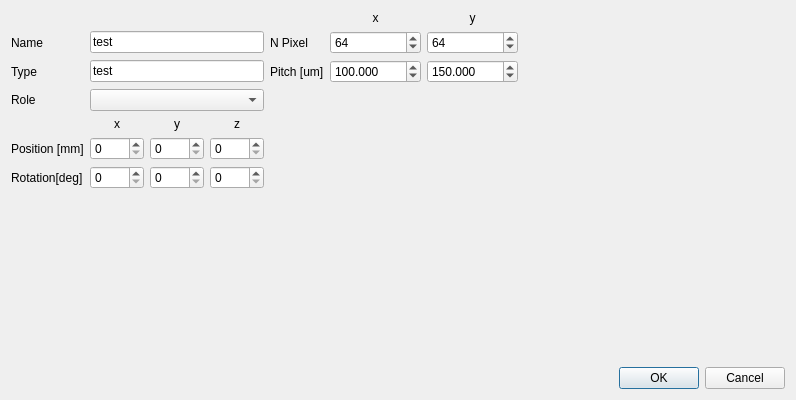
The window that ui/geometrybuilder.ui (bpilsl/Corry-GUI) describes before a commit, drawn with Qt 5.
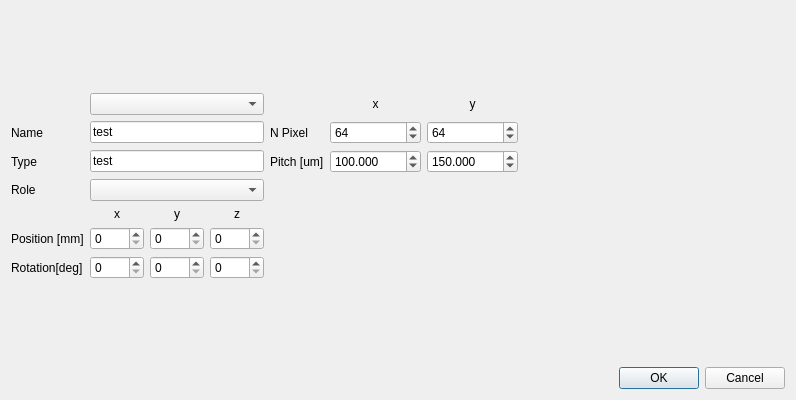
The same window after the commit.

What changed in the file:
```diff
--- a/ui/geometrybuilder.ui
+++ b/ui/geometrybuilder.ui
@@ -14,85 +14,21 @@
    <string>Dialog</string>
   </property>
   <layout class="QGridLayout" name="gridLayout_2">
-   <item row="5" column="0">
-    <widget class="QLabel" name="label_3">
-     <property name="text">
-      <string>Position [mm]</string>
-     </property>
-    </widget>
-   </item>
-   <item row="1" column="8">
-    <layout class="QGridLayout" name="gridLayout"/>
-   </item>
-   <item row="0" column="5">
-    <widget class="QLabel" name="label_11">
-     <property name="text">
-      <string>x</string>
-     </property>
-     <property name="alignment">
-      <set>Qt::AlignCenter</set>
-     </property>
-    </widget>
-   </item>
-   <item row="2" column="4">
-    <widget class="QLabel" name="label_10">
-     <property name="text">
-      <string>Pitch [um]</string>
-     </property>
-    </widget>
-   </item>
-   <item row="6" column="2">
+   <item row="7" column="2">
     <widget class="QSpinBox" name="sbRotY">
      <property name="maximum">
       <number>360</number>
      </property>
     </widget>
    </item>
-   <item row="1" column="0">
-    <widget class="QLabel" name="label_2">
-     <property name="text">
-      <string>Name</string>
-     </property>
-    </widget>
-   </item>
-   <item row="5" column="2">
+   <item row="6" column="2">
     <widget class="QSpinBox" name="sbPosY">
      <property name="maximum">
       <number>1000</number>
      </property>
     </widget>
    </item>
-   <item row="4" column="1">
-    <widget class="QLabel" name="label_7">
-     <property name="text">
-      <string>x</string>
-     </property>
-     <property name="alignment">
-      <set>Qt::AlignCenter</set>
-     </property>
-    </widget>
-   </item>
-   <item row="4" column="3">
-    <widget class="QLabel" name="label_5">
-     <property name="text">
-      <string>z</string>
-     </property>
-     <property name="alignment">
-      <set>Qt::AlignCenter</set>
-     </property>
-    </widget>
-   </item>
-   <item row="1" column="4">
-    <widget class="QLabel" name="label_9">
-     <property name="text">
-      <string>N Pixel</string>
-     </property>
-    </widget>
-   </item>
-   <item row="3" column="1" colspan="3">
-    <widget class="QComboBox" name="cbRole"/>
-   </item>
-   <item row="8" column="7">
+   <item row="9" column="7">
     <widget class="QDialogButtonBox" name="buttonBox">
      <property name="orientation">
       <enum>Qt::Horizontal</enum>
@@ -102,123 +38,68 @@
      </property>
     </widget>
    </item>
-   <item row="1" column="1" colspan="3">
-    <widget class="QLineEdit" name="leName">
-     <property name="text">
-      <string>test</string>
+   <item row="2" column="5">
+    <widget class="QSpinBox" name="sbPixX">
+     <property name="maximum">
+      <number>100000</number>
      </property>
+     <property name="value">
+      <number>64</number>
+     </property>
     </widget>
    </item>
-   <item row="6" column="1">
-    <widget class="QSpinBox" name="sbRotX">
+   <item row="4" column="1" colspan="3">
+    <widget class="QComboBox" name="cbRole"/>
+   </item>
+   <item row="2" column="6">
+    <widget class="QSpinBox" name="sbPixY">
      <property name="maximum">
-      <number>360</number>
+      <number>100000</number>
      </property>
-    </widget>
-   </item>
-   <item row="6" column="0">
-    <widget class="QLabel" name="label_4">
-     <property name="text">
-      <string>Rotation[deg]</string>
+     <property name="value">
+      <number>64</number>
      </property>
     </widget>
    </item>
    <item row="3" column="0">
-    <widget class="QLabel" name="label_8">
-     <property name="text">
-      <string>Role</string>
-     </property>
-    </widget>
-   </item>
-   <item row="2" column="0">
     <widget class="QLabel" name="label">
      <property name="text">
       <string>Type</string>
      </property>
     </widget>
    </item>
-   <item row="7" column="1">
-    <spacer name="verticalSpacer">
-     <property name="orientation">
-      <enum>Qt::Vertical</enum>
-     </property>
-     <property name="sizeHint" stdset="0">
-      <size>
-       <width>20</width>
-       <height>40</height>
-      </size>
-     </property>
-    </spacer>
-   </item>
-   <item row="2" column="1" colspan="3">
-    <widget class="QLineEdit" name="leType">
-     <property name="text">
-      <string>test</string>
-     </property>
-    </widget>
-   </item>
-   <item row="4" column="2">
-    <widget class="QLabel" name="label_6">
-     <property name="text">
-      <string>y</string>
-     </property>
-     <property name="alignment">
-      <set>Qt::AlignCenter</set>
-     </property>
-    </widget>
-   </item>
-   <item row="5" column="1">
+   <item row="6" column="1">
     <widget class="QSpinBox" name="sbPosX">
      <property name="maximum">
       <number>1000</number>
      </property>
     </widget>
    </item>
-   <item row="5" column="3">
-    <widget class="QSpinBox" name="sbPosZ">
-     <property name="maximum">
-      <number>1000</number>
+   <item row="6" column="0">
+    <widget class="QLabel" name="label_3">
+     <property name="text">
+      <string>Position [mm]</string>
      </property>
     </widget>
    </item>
-   <item row="6" column="3">
+   <item row="2" column="8">
+    <layout class="QGridLayout" name="gridLayout"/>
+   </item>
+   <item row="2" column="4">
+    <widget class="QLabel" name="label_9">
+     <property name="text">
+      <string>N Pixel</string>
+     </property>
+    </widget>
+   </item>
+   <item row="7" column="3">
     <widget class="QSpinBox" name="sbRotZ">
      <property name="maximum">
       <number>360</number>
      </property>
     </widget>
    </item>
-   <item row="1" column="5">
-    <widget class="QSpinBox" name="sbPixX">
-     <property name="maximum">
-      <number>100000</number>
-     </property>
-     <property name="value">
-      <number>64</number>
-     </property>
-    </widget>
-   </item>
-   <item row="0" column="6">
-    <widget class="QLabel" name="label_12">
-     <property name="text">
-      <string>y</string>
-     </property>
-     <property name="alignment">
-      <set>Qt::AlignCenter</set>
-     </property>
-    </widget>
-   </item>
-   <item row="1" column="6">
-    <widget class="QSpinBox" name="sbPixY">
-     <property name="maximum">
-      <number>100000</number>
-     </property>
-     <property name="value">
-      <number>64</number>
-     </property>
-    </widget>
-   </item>
-   <item row="2" column="5">
+   <item row="3" column="5">
     <widget class="QDoubleSpinBox" name="sbPitchX">
      <property name="decimals">
       <number>3</number>
@@ -231,7 +112,85 @@
      </property>
     </widget>
    </item>
-   <item row="2" column="6">
+   <item row="4" column="0">
+    <widget class="QLabel" name="label_8">
+     <property name="text">
+      <string>Role</string>
+     </property>
+    </widget>
+   </item>
+   <item row="5" column="1">
+    <widget class="QLabel" name="label_7">
+     <property name="text">
+      <string>x</string>
+     </property>
+     <property name="alignment">
+      <set>Qt::AlignCenter</set>
+     </property>
+    </widget>
+   </item>
+   <item row="7" column="0">
+    <widget class="QLabel" name="label_4">
+     <property name="text">
+      <string>Rotation[deg]</string>
+     </property>
+    </widget>
+   </item>
+   <item row="5" column="3">
+    <widget class="QLabel" name="label_5">
+     <property name="text">
+      <string>z</string>
+     </property>
+     <property name="alignment">
+      <set>Qt::AlignCenter</set>
+     </property>
+    </widget>
+   </item>
+   <item row="5" column="2">
+    <widget class="QLabel" name="label_6">
+     <property name="text">
+      <string>y</string>
+     </property>
+     <property name="alignment">
+      <set>Qt::AlignCenter</set>
+     </property>
+    </widget>
+   </item>
+   <item row="6" column="3">
+    <widget class="QSpinBox" name="sbPosZ">
+     <property name="maximum">
+      <number>1000</number>
+     </property>
+    </widget>
+   </item>
+   <item row="3" column="1" colspan="3">
+    <widget class="QLineEdit" name="leType">
+     <property name="text">
+      <string>test</string>
+     </property>
+    </widget>
+   </item>
+   <item row="2" column="1" colspan="3">
+    <widget class="QLineEdit" name="leName">
+     <property name="text">
+      <string>test</string>
+     </property>
+    </widget>
+   </item>
+   <item row="8" column="1">
+    <spacer name="verticalSpacer">
+     <property name="orientation">
+      <enum>Qt::Vertical</enum>
+     </property>
+     <property name="sizeHint" stdset="0">
+      <size>
+       <width>20</width>
+       <height>40</height>
+      </size>
+     </property>
+    </spacer>
+   </item>
+   <item row="3" column="6">
     <widget class="QDoubleSpinBox" name="sbPitchY">
      <property name="decimals">
       <number>3</number>
@@ -244,6 +203,63 @@
      </property>
     </widget>
    </item>
+   <item row="3" column="4">
+    <widget class="QLabel" name="label_10">
+     <property name="text">
+      <string>Pitch [um]</string>
+     </property>
+    </widget>
+   </item>
+   <item row="2" column="0">
+    <widget class="QLabel" name="label_2">
+     <property name="text">
+      <string>Name</string>
+     </property>
+    </widget>
+   </item>
+   <item row="7" column="1">
+    <widget class="QSpinBox" name="sbRotX">
+     <property name="maximum">
+      <number>360</number>
+     </property>
+    </widget>
+   </item>
+   <item row="1" column="1" colspan="3">
+    <widget class="QComboBox" name="cbDetLib"/>
+   </item>
+   <item row="1" column="6">
+    <widget class="QLabel" name="label_12">
+     <property name="text">
+      <string>y</string>
+     </property>
+     <property name="alignment">
+      <set>Qt::AlignCenter</set>
+     </property>
+    </widget>
+   </item>
+   <item row="1" column="5">
+    <widget class="QLabel" name="label_11">
+     <property name="text">
+      <string>x</string>
+     </property>
+     <property name="alignment">
+      <set>Qt::AlignCenter</set>
+     </property>
+    </widget>
+   </item>
+   <item row="0" column="1">
+    <spacer name="verticalSpacer_2">
+     <property name="orientation">
+      <enum>Qt::Vertical</enum>
+     </property>
+     <property name="sizeHint" stdset="0">
+      <size>
+       <width>20</width>
+       <height>40</height>
+      </size>
+     </property>
+    </spacer>
+   </item>
   </layout>
  </widget>
  <resources/>
```
